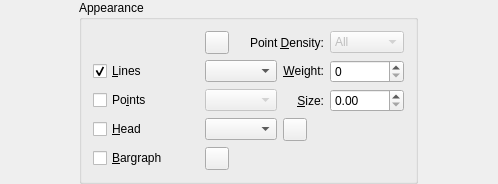
First picture: the form in src/widgets/curveappearance.ui, repository Kst-plot/kst, before the edit.
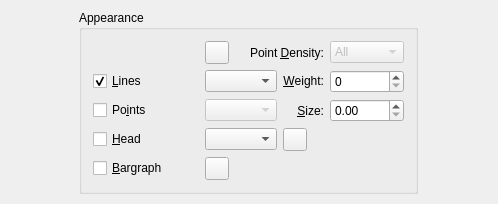
Second picture: the form after the edit. Custom widgets are drawn as their Qt base class.

Commit message: Save transparency for view items.

Patch:
```diff
--- a/src/widgets/curveappearance.ui
+++ b/src/widgets/curveappearance.ui
@@ -7,7 +7,7 @@
     <x>0</x>
     <y>0</y>
     <width>498</width>
-    <height>171</height>
+    <height>204</height>
    </rect>
   </property>
   <property name="sizePolicy">
```
Left out of the diff: 41 changed lines with no effect on the pictures. The commit also changes 1 other file.
